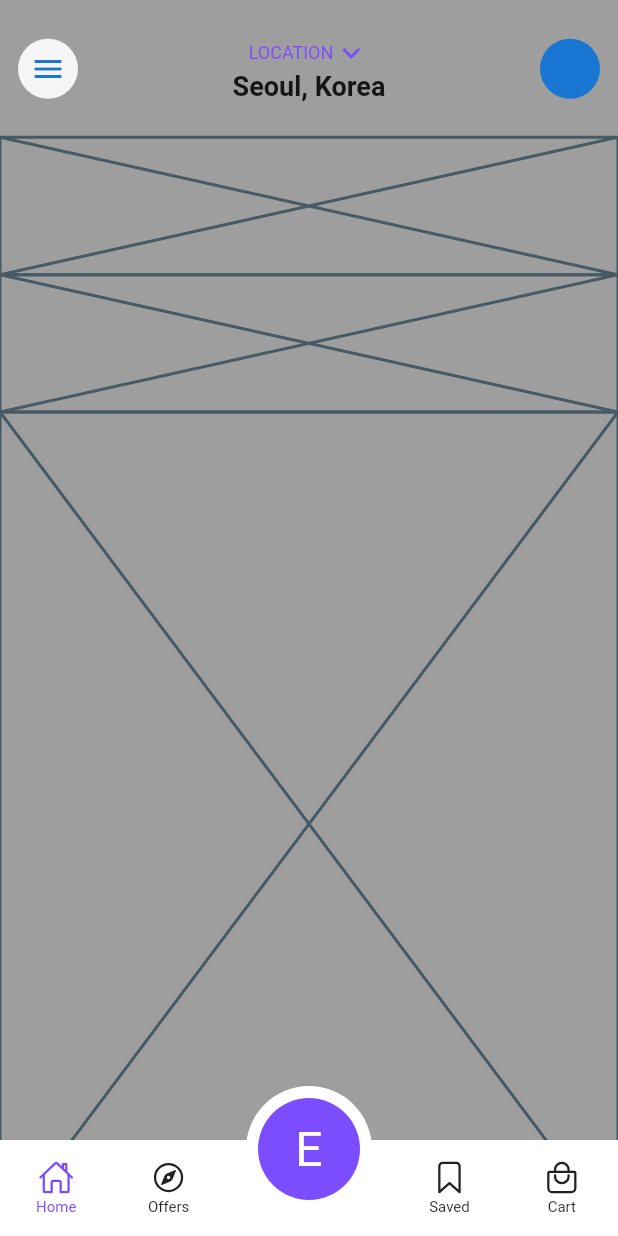
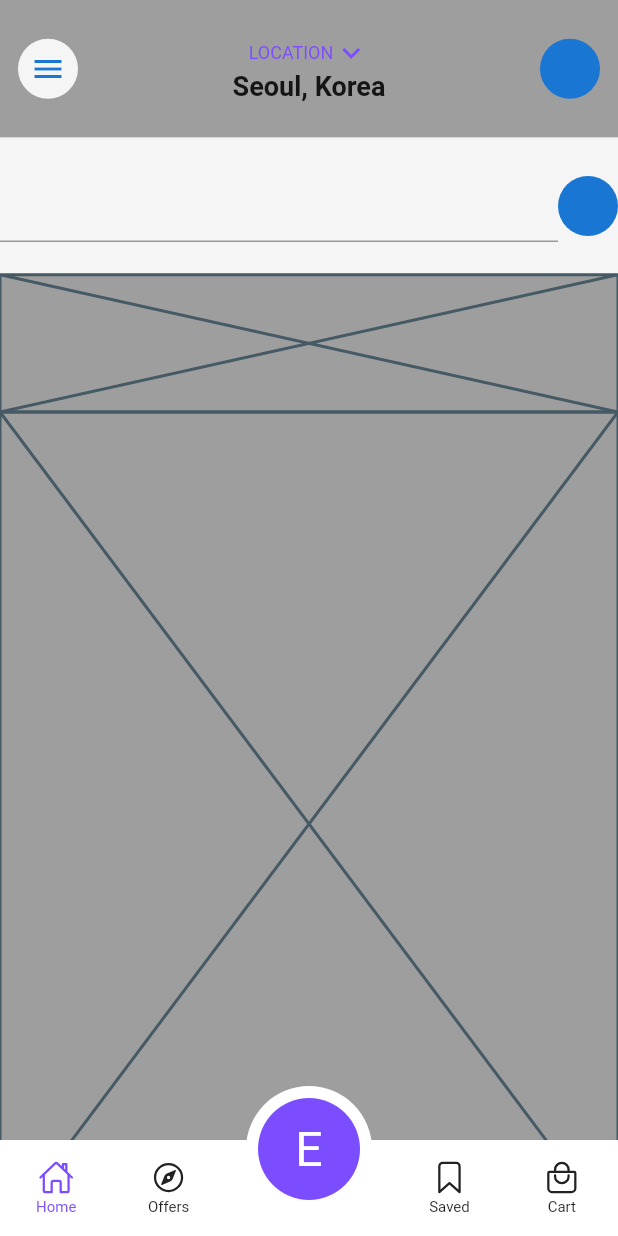
Before and after one commit to JAICHANGPARK/flutter_notebook_18th_story, a Flutter app: the screen it shows after launch, on a phone screen of 412 x 824 dp. Run offline on Flutter 3.47's test engine with Material 2 defaults, Android fonts, the phone set to English and light mode, and no system bars; our stand-ins replace cached_network_image, flutter_riverpod, go_router, ionicons.

Commit message:
Update food_delivery_home_screen.dart

```diff
--- a/lib/ep1054_food_delivery_app/src/ui/food_delivery_home_screen.dart
+++ b/lib/ep1054_food_delivery_app/src/ui/food_delivery_home_screen.dart
@@ -48,15 +48,15 @@ class _FoodDeliveryHomeScreenState extends State<FoodDeliveryHomeScreen> {
                                 children: [
                                   Row(
                                     mainAxisAlignment: MainAxisAlignment.center,
-                                    children: [
-                                      const Text(
+                                    children: const [
+                                      Text(
                                         "LOCATION",
                                         style: TextStyle(
                                           fontSize: 12,
                                           color: Colors.deepPurpleAccent,
                                         ),
                                       ),
-                                      const Icon(
+                                      Icon(
                                         Icons.expand_more,
                                         color: Colors.deepPurpleAccent,
                                       ),
@@ -80,8 +80,23 @@ class _FoodDeliveryHomeScreenState extends State<FoodDeliveryHomeScreen> {
                             ],
                           ),
                         )),
-                        const Expanded(child: const Placeholder()),
-                        const Expanded(child: const Placeholder()),
+                        Expanded(
+                            child: Container(
+                          decoration: BoxDecoration(
+                            color: Colors.grey[100],
+                          ),
+                          child: Row(
+                            children: [
+                              Expanded(
+                                child: TextField(),
+                              ),
+                              CircleAvatar()
+                            ],
+                          ),
+                        )),
+                        Expanded(
+                          child: Placeholder(),
+                        ),
                       ],
                     ),
                   ),
```
